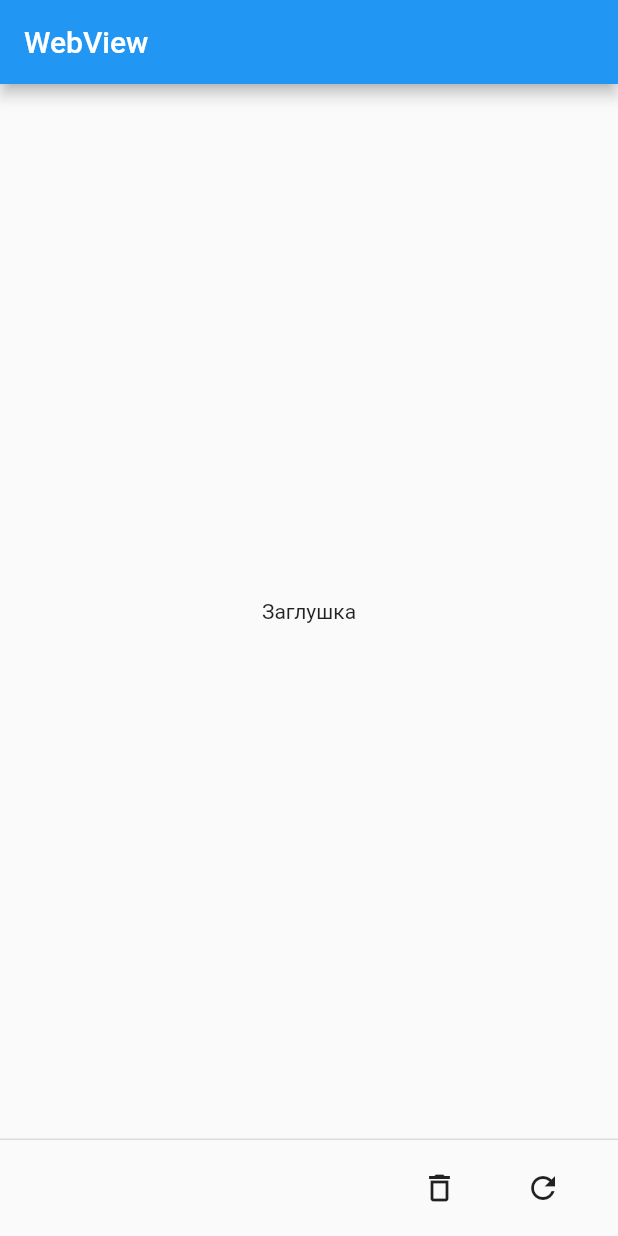
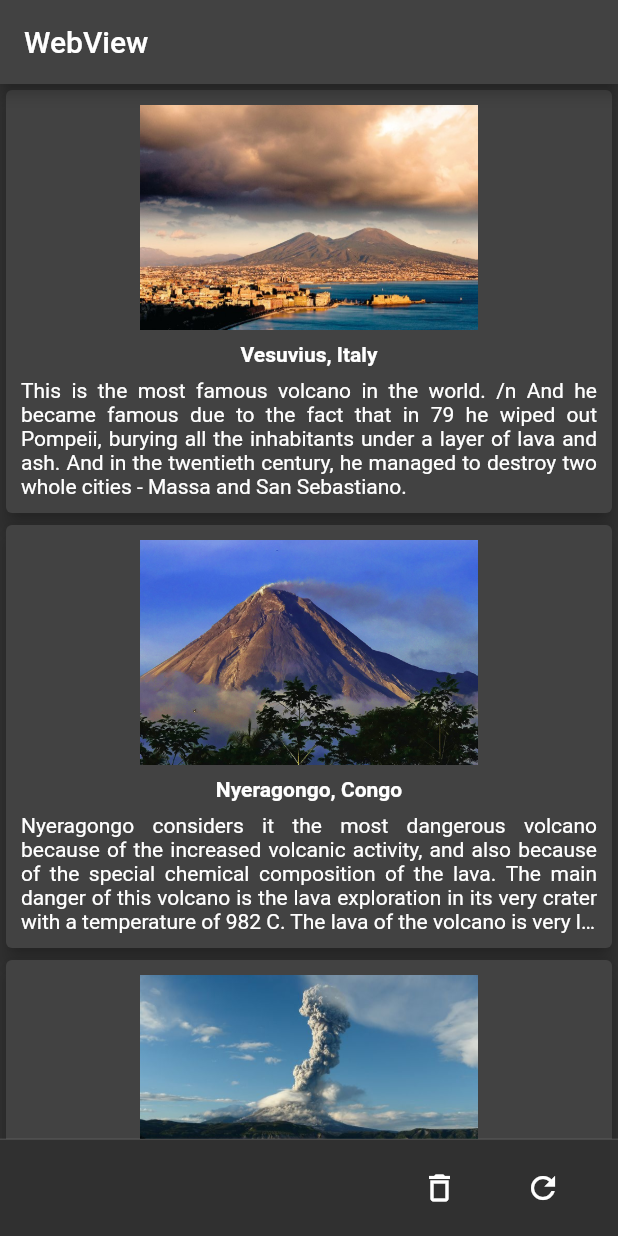
Before and after one commit to JuliaKliuchuk/flutter_app_firebase, a Flutter app: the screen it shows after launch, on a phone screen of 412 x 824 dp. Run offline on Flutter 3.47's test engine with Material 2 defaults, Android fonts, the phone set to English and light mode, and no system bars; our stand-ins replace device_info_plus, firebase_core, firebase_remote_config, shared_preferences, webview_flutter; accounts and stored records are empty.

Commit message:
updated SplashPage

```diff
--- /dev/null
+++ b/lib/data/volcano.dart
@@ -0,0 +1,46 @@
+class VolcanoData {
+  static final getData = [
+    {
+      'title': 'Vesuvius, Italy',
+      "desc":
+          'This is the most famous volcano in the world. /n And he became famous due to the fact that in 79 he wiped out Pompeii, burying all the inhabitants under a layer of lava and ash. And in the twentieth century, he managed to destroy two whole cities - Massa and San Sebastiano.',
+      'imgUrl': 'assets/vesuvius.jpg',
+    },
+    {
+      'title': 'Nyeragongo, Congo',
+      'desc':
+          'Nyeragongo considers it the most dangerous volcano because of the increased volcanic activity, and also because of the special chemical composition of the lava. The main danger of this volcano is the lava exploration in its very crater with a temperature of 982 C. The lava of the volcano is very liquid and hot. And, if the force of the shocks is prohibitive, then bursts of lava can reach 30 meters in height, and flow down at a speed of one hundred kilometers per hour.',
+      'imgUrl': 'assets/nyeragongo.jpg',
+    },
+    {
+      'title': 'Yellowstone, USA',
+      'desc':
+          'This volcano in its strength and power is the champion among volcanoes on earth. It is located in the Yellowstone National Park.It is surrounded by several hot geysers. In 2002, they became hotter, and the soil began to give the first signals of the upcoming eruption. In 2006, scientists recorded the rise of the soil by 4-6 centimeters per year. As well as the formation of an incomprehensible relief funnel at the bottom of Yellowstone Lake.',
+      'imgUrl': 'assets/yellowstone.jpg',
+    },
+    {
+      'title': 'Popocatepetl, Mexico',
+      'desc':
+          'An awakened volcano with a funny name is located 20 km from the capital of Mexico - Mexico City. Since then, the inhabitants of the city have been in constant readiness for evacuation.',
+      'imgUrl': 'assets/popocatepetl.jpg',
+    },
+    {
+      'title': 'Chaiten, South America',
+      'desc':
+          'More recently, sleeping for 9 thousand years, the Chaiten volcano decided to wake up and arrange a competition for the title of the most dangerous volcano on the planet. In 2008, it began to break. And is not going to stop until now. Its slopes form additional craters, which enhances the ejection of lava. In 2008, the volcanic eruption was so strong that it destroyed the entire city of the same name Chaiten. More than ten thousand people had to be relocated from it. After that, they decided not to rebuild the city, as there is a constant threat of an eruption.',
+      'imgUrl': 'assets/chaiten.jpg',
+    },
+    {
+      'title': 'Kilimanjaro, Tanzania',
+      'desc':
+          'Kilimanjaro is the most famous volcano in Africa. This giant consists of three volcanoes that rise above Tanzania and Kenya. The last eruption of this fire-breathing monster was 360,000 years ago. But, scientists came to the conclusion that under its small crater, which is located 400 meters from the main peak of Kibo, there is molten lava.',
+      'imgUrl': 'assets/kilimanjaro.jpg',
+    },
+    {
+      'title': 'Damavend Volcano, Iran',
+      'desc':
+          'The extinct volcano Damavend is located on the territory of Iran in the Elbrus ridge. And it is considered the highest point of this country. Its height is 5604 meters above sea level. The summit was first climbed in 1837. The most favorable season for climbing is from June to November.',
+      'imgUrl': 'assets/damavend.jpg',
+    },
+  ];
+}
--- a/lib/main.dart
+++ b/lib/main.dart
@@ -17,6 +17,7 @@ void main() async {
     MaterialApp(
       title: 'Flutter Demo',
       debugShowCheckedModeBanner: false,
+      theme: ThemeData.dark(),
       home: FutureBuilder<FirebaseRemoteConfig>(
         future: setupRemouteConfig(),
         builder: ((BuildContext context,
@@ -67,7 +68,7 @@ class _HomePageState extends State<HomePage> {
       ),
       body:
           _path.isEmpty || _brandDevice.contains('google') || _isPhysicalDevice
-              ? const SplashPage()
+              ? SplashPage()
               : WebViewPage(url: _path),
       persistentFooterButtons: [
         IconButton(
--- a/lib/pages/SplashPage.dart
+++ b/lib/pages/SplashPage.dart
@@ -1,15 +1,64 @@
 // ignore: file_names
 import 'package:flutter/material.dart';
+import 'package:flutter_app_firebase/data/volcano.dart';
 
 class SplashPage extends StatelessWidget {
-  const SplashPage({super.key});
+  SplashPage({super.key});
+  final volcanoData = VolcanoData.getData;
 
   @override
   Widget build(BuildContext context) {
-    return Center(
-      child: Container(
-        child: const Text('Заглушка'),
-      ),
+    return Column(
+      mainAxisSize: MainAxisSize.max,
+      mainAxisAlignment: MainAxisAlignment.start,
+      children: <Widget>[
+        Expanded(
+          child: ListView.builder(
+              scrollDirection: Axis.vertical,
+              itemCount: volcanoData.length,
+              itemBuilder: (context, index) {
+                return Card(
+                  elevation: 5,
+                  child: Padding(
+                    padding: const EdgeInsets.all(10.0),
+                    child: Column(
+                      children: <Widget>[
+                        SizedBox(
+                          height: 150,
+                          child: Image.asset(
+                            volcanoData[index]['imgUrl']!,
+                            fit: BoxFit.fill,
+                          ),
+                        ),
+                        const SizedBox(
+                          width: 10,
+                        ),
+                        Column(
+                          children: <Widget>[
+                            Padding(
+                              padding: const EdgeInsets.all(8.0),
+                              child: Text(
+                                volcanoData[index]['title']!,
+                                style: const TextStyle(
+                                    fontWeight: FontWeight.bold),
+                              ),
+                            ),
+                            Text(
+                              maxLines: 5,
+                              textAlign: TextAlign.justify,
+                              overflow: TextOverflow.ellipsis,
+                              softWrap: true,
+                              volcanoData[index]['desc']!,
+                            )
+                          ],
+                        ),
+                      ],
+                    ),
+                  ),
+                );
+              }),
+        ),
+      ],
     );
   }
 }
--- a/pubspec.yaml
+++ b/pubspec.yaml
@@ -65,8 +65,8 @@ flutter:
   uses-material-design: true
 
   # To add assets to your application, add an assets section, like this:
-  # assets:
-  #   - images/a_dot_burr.jpeg
+  assets:
+    - assets/
   #   - images/a_dot_ham.jpeg
 
   # An image asset can refer to one or more resolution-specific "variants", see
```
Also changed, not shown: assets/chaiten.jpg (added), assets/damavend.jpg (added), assets/kilimanjaro.jpg (added), assets/nyeragongo.jpg (added), assets/popocatepetl.jpg (added), assets/vesuvius.jpg (added), assets/yellowstone.jpg (added).
